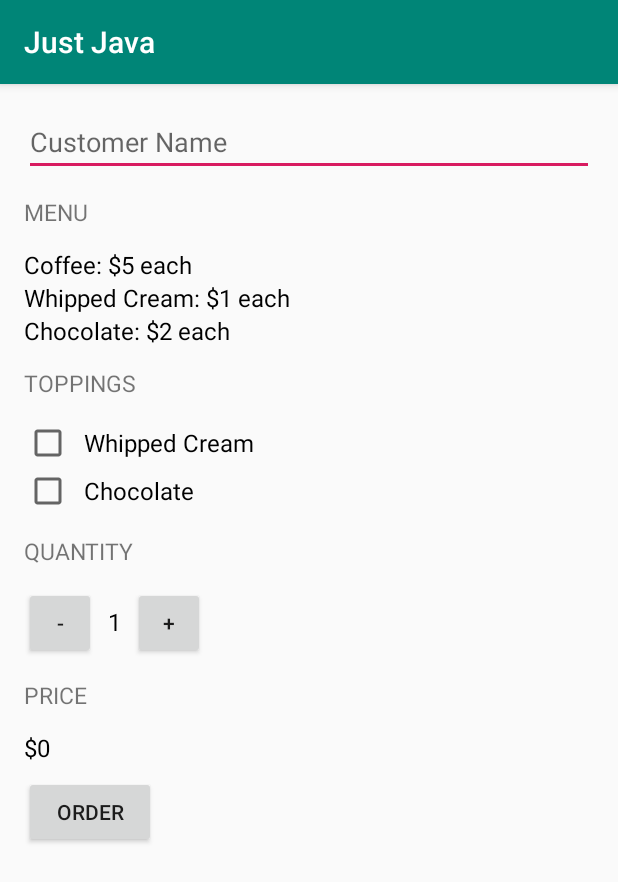
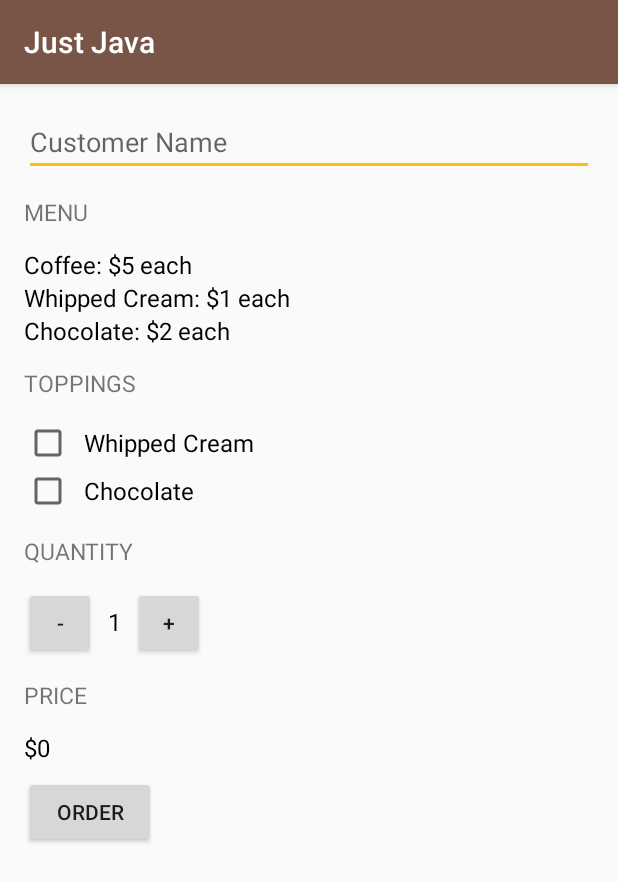
Before and after one commit to albertchan8/android_just-java, an Android app: the screen it shows after launch (MainActivity), on a phone screen of 412 x 824 dp. Shown: the top 882 px of the screen. Run offline under Robolectric (Android 15) with nearby library versions, the phone set to English and light mode, and no system bars.

Commit message:
add style theme colors

```diff
--- a/app/src/main/res/values/colors.xml
+++ b/app/src/main/res/values/colors.xml
@@ -1,6 +1,6 @@
 <?xml version="1.0" encoding="utf-8"?>
 <resources>
-    <color name="colorPrimary">#008577</color>
-    <color name="colorPrimaryDark">#00574B</color>
-    <color name="colorAccent">#D81B60</color>
+    <color name="colorPrimary">#795548</color>
+    <color name="colorPrimaryDark">#5d4037</color>
+    <color name="colorAccent">#FFC107</color>
 </resources>
--- a/app/src/main/res/values/styles.xml
+++ b/app/src/main/res/values/styles.xml
@@ -2,9 +2,11 @@
 
     <!-- Base application theme. -->
     <style name="AppTheme" parent="Theme.AppCompat.Light.DarkActionBar">
-        <!-- Customize your theme here. -->
+        <!-- App branding color for the app bar -->
         <item name="colorPrimary">@color/colorPrimary</item>
+        <!-- Darker variant for the status bar and contextual app bars -->
         <item name="colorPrimaryDark">@color/colorPrimaryDark</item>
+        <!-- Theme UI control like checkboxes and text fields -->
         <item name="colorAccent">@color/colorAccent</item>
     </style>
 
```
